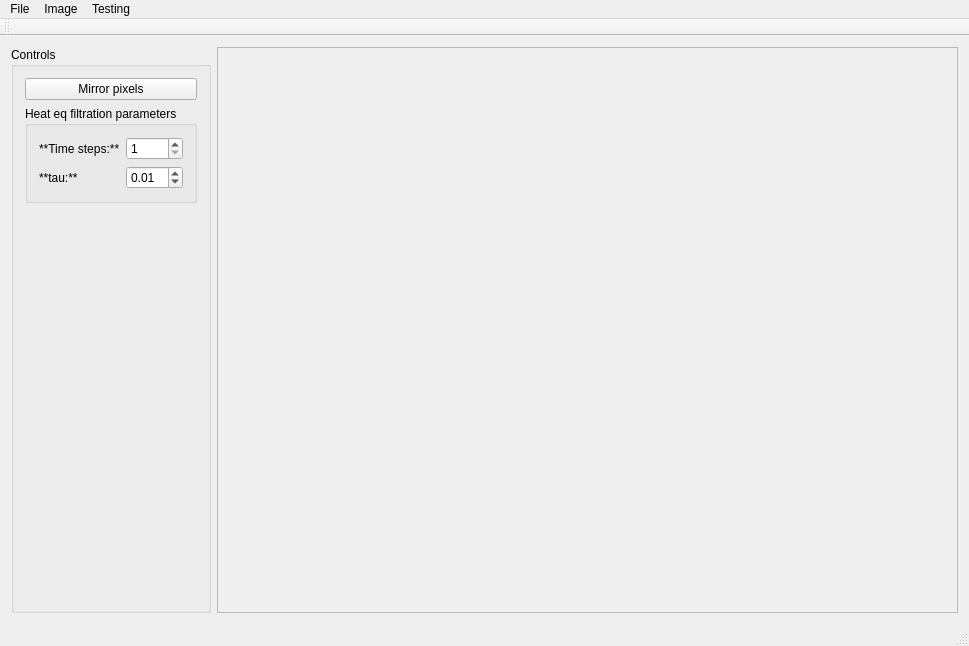
First picture: the form in src/ImageViewer.ui, repository Tomas-Homola/SpracovanieObrazuZadania, before the edit.
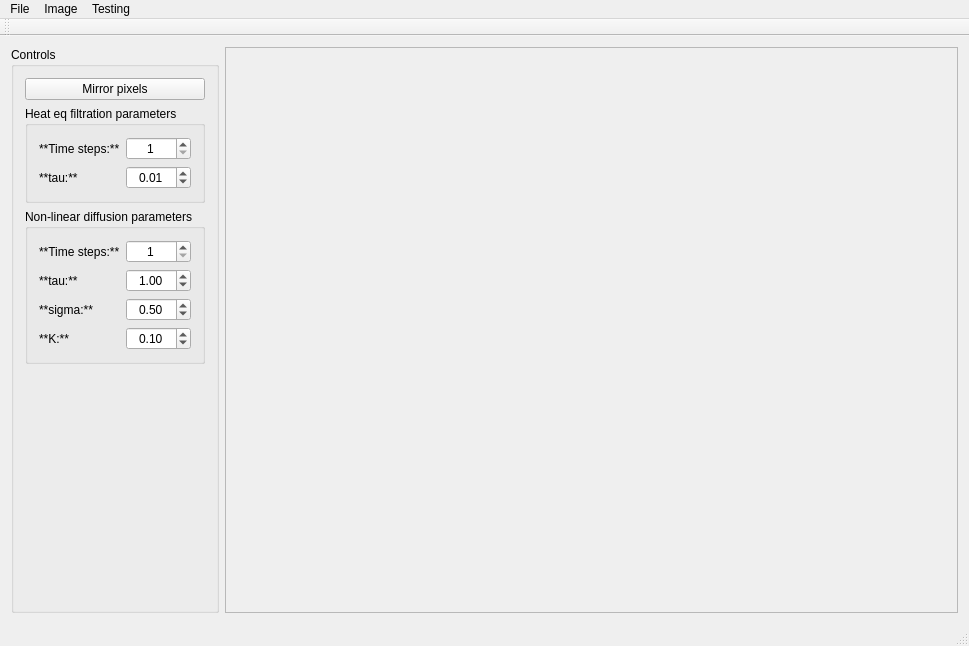
Second picture: the form after the edit.

Commit message: Veci ku Perona-Malikovi

What changed in the file:
```diff
--- a/src/ImageViewer.ui
+++ b/src/ImageViewer.ui
@@ -36,14 +36,7 @@
        <string>Controls</string>
       </property>
       <layout class="QGridLayout" name="gridLayout">
-       <item row="0" column="0">
-        <widget class="QPushButton" name="pushButton_mirrorTest">
-         <property name="text">
-          <string>Mirror pixels</string>
-         </property>
-        </widget>
-       </item>
-       <item row="2" column="0">
+       <item row="3" column="0">
         <spacer name="verticalSpacer">
          <property name="orientation">
           <enum>Qt::Vertical</enum>
@@ -87,6 +80,9 @@
           </item>
           <item row="0" column="1">
            <widget class="QSpinBox" name="spinBox_HeatEqTimeSteps">
+            <property name="alignment">
+             <set>Qt::AlignCenter</set>
+            </property>
             <property name="minimum">
              <number>1</number>
             </property>
@@ -97,11 +93,14 @@
           </item>
           <item row="1" column="1">
            <widget class="QDoubleSpinBox" name="doubleSpinBox_HeatEqTau">
+            <property name="alignment">
+             <set>Qt::AlignCenter</set>
+            </property>
             <property name="minimum">
              <double>0.000000000000000</double>
             </property>
             <property name="maximum">
-             <double>0.300000000000000</double>
+             <double>1.000000000000000</double>
             </property>
             <property name="singleStep">
              <double>0.010000000000000</double>
@@ -114,6 +113,131 @@
          </layout>
         </widget>
        </item>
+       <item row="0" column="0">
+        <widget class="QPushButton" name="pushButton_mirrorTest">
+         <property name="text">
+          <string>Mirror pixels</string>
+         </property>
+        </widget>
+       </item>
+       <item row="2" column="0">
+        <widget class="QGroupBox" name="groupBox_NonLinearDiffSettings">
+         <property name="font">
+          <font>
+           <bold>false</bold>
+          </font>
+         </property>
+         <property name="title">
+          <string>Non-linear diffusion parameters</string>
+         </property>
+         <property name="flat">
+          <bool>true</bool>
+         </property>
+         <layout class="QFormLayout" name="formLayout_2">
+          <item row="0" column="0">
+           <widget class="QLabel" name="label_NonLinearDiffTimeSteps">
+            <property name="text">
+             <string>**Time steps:**</string>
+            </property>
+            <property name="textFormat">
+             <enum>Qt::MarkdownText</enum>
+            </property>
+           </widget>
+          </item>
+          <item row="0" column="1">
+           <widget class="QSpinBox" name="spinBox_nonLinearDiffTimeSteps">
+            <property name="alignment">
+             <set>Qt::AlignCenter</set>
+            </property>
+            <property name="minimum">
+             <number>1</number>
+            </property>
+           </widget>
+          </item>
+          <item row="1" column="0">
+           <widget class="QLabel" name="label_NonLinearDiffTau">
+            <property name="text">
+             <string>**tau:**</string>
+            </property>
+            <property name="textFormat">
+             <enum>Qt::MarkdownText</enum>
+            </property>
+           </widget>
+          </item>
+          <item row="1" column="1">
+           <widget class="QDoubleSpinBox" name="doubleSpinBox_NonLinearDiffTau">
+            <property name="alignment">
+             <set>Qt::AlignCenter</set>
+            </property>
+            <property name="maximum">
+             <double>10.000000000000000</double>
+            </property>
+            <property name="singleStep">
+             <double>0.010000000000000</double>
+            </property>
+            <property name="value">
+             <double>1.000000000000000</double>
+            </property>
+           </widget>
+          </item>
+          <item row="2" column="0">
+           <widget class="QLabel" name="label_NonLinearDiffSigma">
+            <property name="text">
+             <string>**sigma:**</string>
+            </property>
+            <property name="textFormat">
+             <enum>Qt::MarkdownText</enum>
+            </property>
+           </widget>
+          </item>
+          <item row="2" column="1">
+           <widget class="QDoubleSpinBox" name="doubleSpinBox_NonLinearDiffSigma">
+            <property name="alignment">
+             <set>Qt::AlignCenter</set>
+            </property>
+            <property name="minimum">
+             <double>0.100000000000000</double>
+            </property>
+            <property name="maximum">
+             <double>1.000000000000000</double>
+            </property>
+            <property name="singleStep">
+             <double>0.010000000000000</double>
+            </property>
+            <property name="value">
+             <double>0.500000000000000</double>
+            </property>
+           </widget>
+          </item>
+          <item row="3" column="0">
+           <widget class="QLabel" name="label_NonLinearDiffParameterK">
+            <property name="text">
+             <string>**K:**</string>
+            </property>
+            <property name="textFormat">
+             <enum>Qt::MarkdownText</enum>
+            </property>
+           </widget>
+          </item>
+          <item row="3" column="1">
+           <widget class="QDoubleSpinBox" name="doubleSpinBox_NonLinearDiffParameterK">
+            <property name="alignment">
+             <set>Qt::AlignCenter</set>
+            </property>
+            <property name="maximum">
+             <double>100.000000000000000</double>
+            </property>
+            <property name="singleStep">
+             <double>0.100000000000000</double>
+            </property>
+            <property name="value">
+             <double>0.100000000000000</double>
+            </property>
+           </widget>
+          </item>
+         </layout>
+        </widget>
+       </item>
       </layout>
      </widget>
     </item>
```
Left out of the diff: 10 changed lines with no effect on the pictures. The commit also changes 2 other files.
